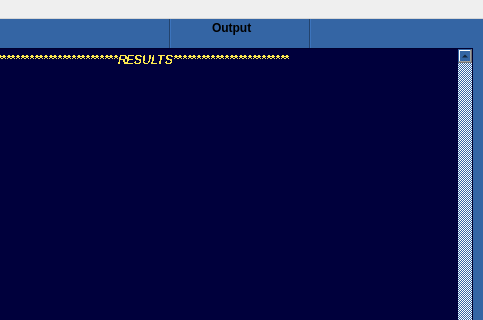
First picture: the form in Project/UserInterface.ui, repository andreigaina/RC_P, before the edit; both pictures show x 387 to 870 and y 0 to 320 of the 870 by 674 pixel window.
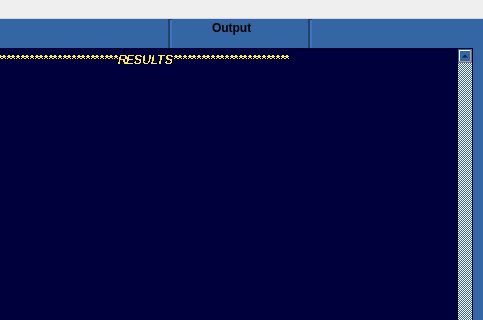
Second picture: the form after the edit.

What changed in the file:
```diff
--- a/Project/UserInterface.ui
+++ b/Project/UserInterface.ui
@@ -224,6 +224,9 @@
        <height>31</height>
       </rect>
      </property>
+     <property name="lineWidth">
+      <number>2</number>
+     </property>
      <property name="orientation">
       <enum>Qt::Vertical</enum>
      </property>
@@ -261,6 +264,9 @@
        <height>31</height>
       </rect>
      </property>
+     <property name="lineWidth">
+      <number>2</number>
+     </property>
      <property name="orientation">
       <enum>Qt::Vertical</enum>
      </property>
```
Left out of the diff: 6 changed lines with no effect on the pictures.
